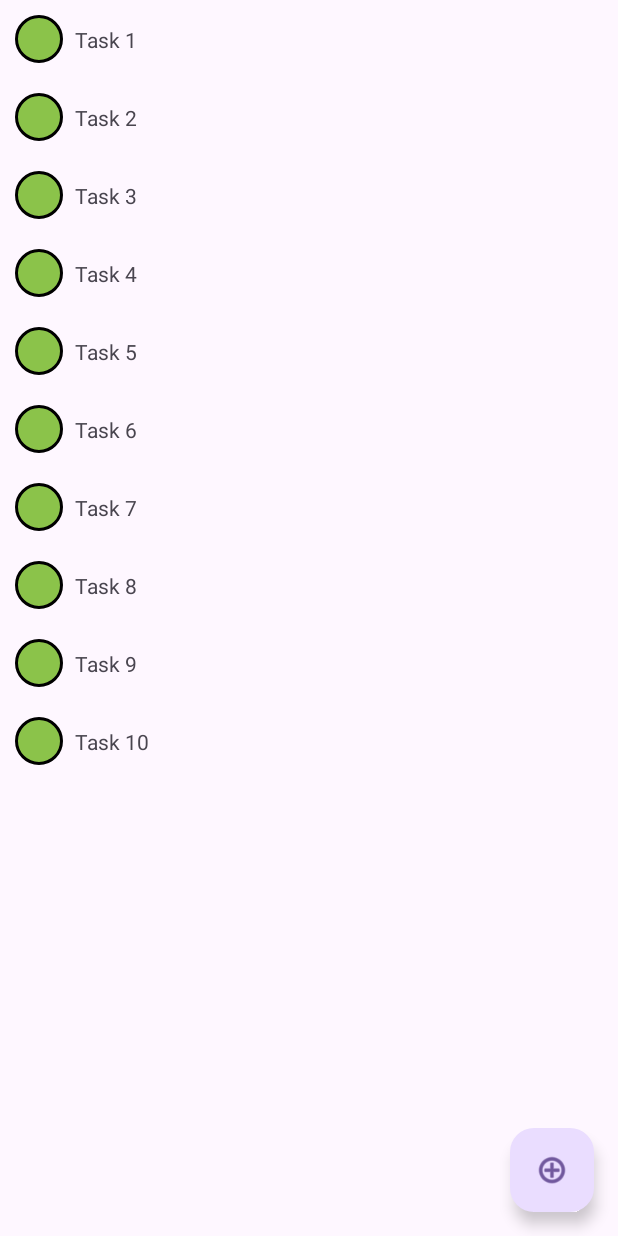
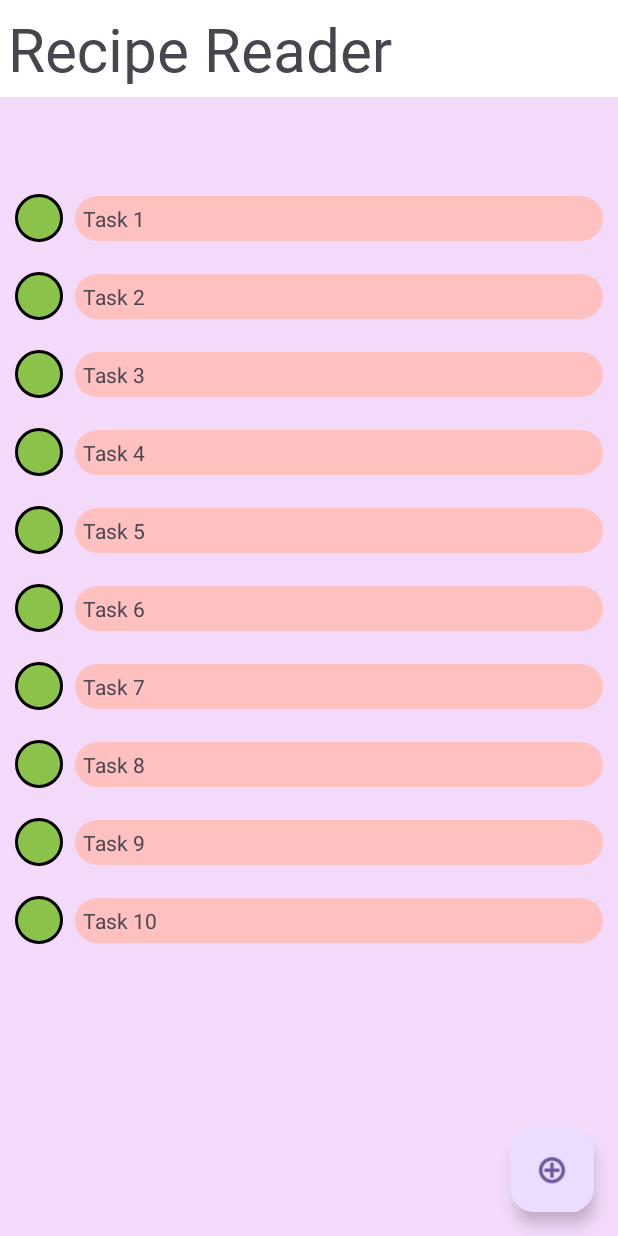
Before and after one commit to buennoo/RecipeReader-app, an Android app: the screen it shows after launch (MainActivity), on a phone screen of 412 x 824 dp. Run offline under Robolectric (Android 15) with nearby library versions, the phone set to English and light mode, and no system bars; Roboto replaces fonts that are not available here.

Commit message:
change style

```diff
--- a/app/src/main/AndroidManifest.xml
+++ b/app/src/main/AndroidManifest.xml
@@ -21,6 +21,9 @@
                 <category android:name="android.intent.category.LAUNCHER" />
             </intent-filter>
         </activity>
+        <meta-data
+            android:name="preloaded_fonts"
+            android:resource="@array/preloaded_fonts" />
     </application>
 
 </manifest>
--- /dev/null
+++ b/app/src/main/res/drawable/rounded_bcgd.xml
@@ -0,0 +1,5 @@
+<?xml version="1.0" encoding="utf-8"?>
+<shape xmlns:android="http://schemas.android.com/apk/res/android">
+    <corners android:radius="50dp" />
+    <solid android:color="#FFC0C0" />
+</shape>
--- /dev/null
+++ b/app/src/main/res/font/roboto_thin.xml
@@ -0,0 +1,7 @@
+<?xml version="1.0" encoding="utf-8"?>
+<font-family xmlns:app="http://schemas.android.com/apk/res-auto"
+        app:fontProviderAuthority="com.google.android.gms.fonts"
+        app:fontProviderPackage="com.google.android.gms"
+        app:fontProviderQuery="name=Roboto&amp;weight=100"
+        app:fontProviderCerts="@array/com_google_android_gms_fonts_certs">
+</font-family>
--- a/app/src/main/res/layout/fragment_task_item.xml
+++ b/app/src/main/res/layout/fragment_task_item.xml
@@ -4,6 +4,7 @@
     xmlns:tools="http://schemas.android.com/tools"
     android:layout_width="match_parent"
     android:layout_height="wrap_content">
+
 
     <ImageView
         android:id="@+id/item_img"
@@ -12,6 +13,7 @@
         android:layout_marginStart="10dp"
         android:layout_marginTop="10dp"
         android:layout_marginBottom="10dp"
+        android:background="@drawable/rounded_bcgd"
         app:layout_constraintBottom_toBottomOf="parent"
         app:layout_constraintEnd_toStartOf="@+id/content"
         app:layout_constraintHorizontal_bias="0.0"
@@ -28,7 +30,9 @@
         android:layout_marginTop="10dp"
         android:layout_marginEnd="10dp"
         android:layout_marginBottom="10dp"
+        android:background="@drawable/rounded_bcgd"
         android:text="TextView"
+        android:padding="5dp"
         app:layout_constraintBottom_toBottomOf="parent"
         app:layout_constraintEnd_toEndOf="parent"
         app:layout_constraintStart_toStartOf="parent"
--- a/app/src/main/res/layout/fragment_task_list.xml
+++ b/app/src/main/res/layout/fragment_task_list.xml
@@ -3,13 +3,18 @@
     xmlns:app="http://schemas.android.com/apk/res-auto"
     xmlns:tools="http://schemas.android.com/tools"
     android:layout_width="match_parent"
-    android:layout_height="match_parent">
+    android:layout_height="match_parent"
+    android:background="#F3DAFB">
 
     <androidx.recyclerview.widget.RecyclerView
         android:id="@+id/list"
         android:layout_width="match_parent"
-        android:layout_height="match_parent"
-        tools:listitem="@layout/fragment_task_item"/>
+        android:layout_height="650dp"
+        app:layout_constraintBottom_toBottomOf="parent"
+        app:layout_constraintEnd_toEndOf="parent"
+        app:layout_constraintStart_toStartOf="parent"
+        app:layout_constraintTop_toBottomOf="@+id/recipeReaderTitle"
+        tools:listitem="@layout/fragment_task_item" />
 
     <com.google.android.material.floatingactionbutton.FloatingActionButton
         android:id="@+id/addButton"
@@ -22,4 +27,17 @@
         app:layout_constraintBottom_toBottomOf="parent"
         app:layout_constraintEnd_toEndOf="parent"
         app:srcCompat="@android:drawable/ic_menu_add" />
+
+    <TextView
+        android:id="@+id/recipeReaderTitle"
+        android:layout_width="match_parent"
+        android:layout_height="wrap_content"
+        android:background="#FFFFFF"
+        android:fontFamily="@font/abril_fatface"
+        android:padding="5dp"
+        android:text="Recipe Reader"
+        android:textSize="40sp"
+        app:layout_constraintTop_toTopOf="parent"
+        tools:layout_editor_absoluteX="10dp" />
+
 </androidx.constraintlayout.widget.ConstraintLayout>
```
